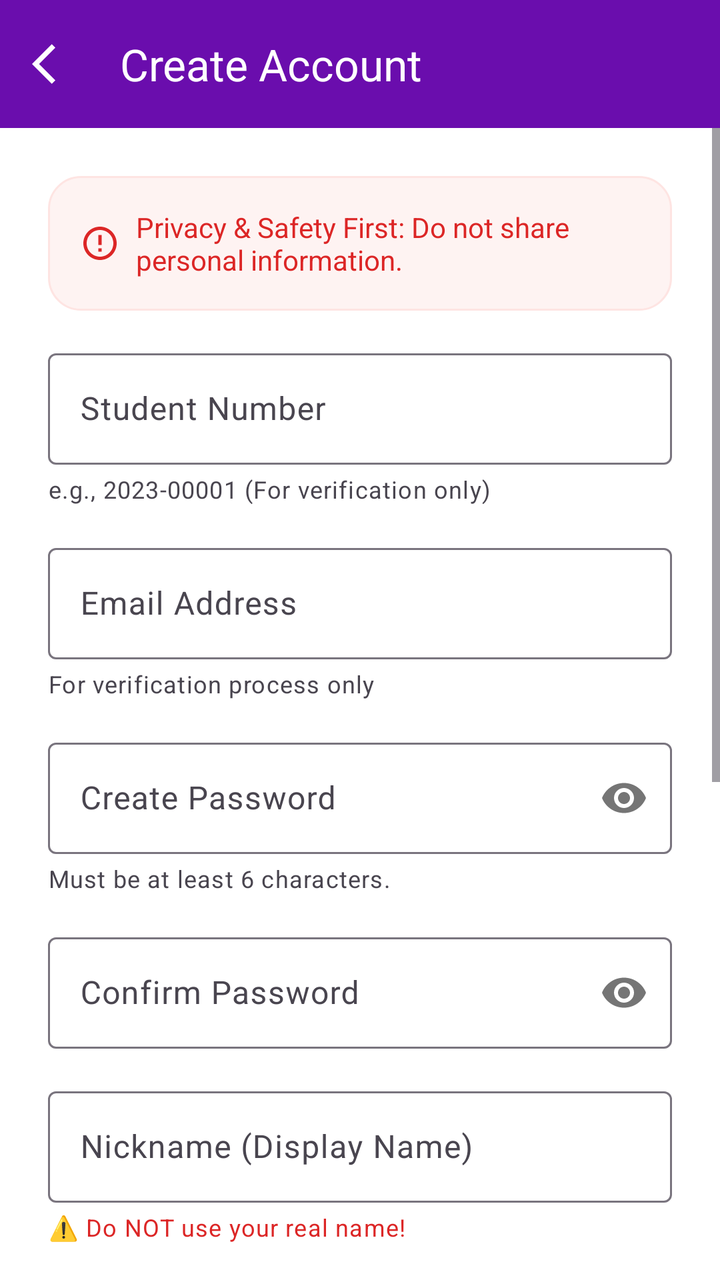
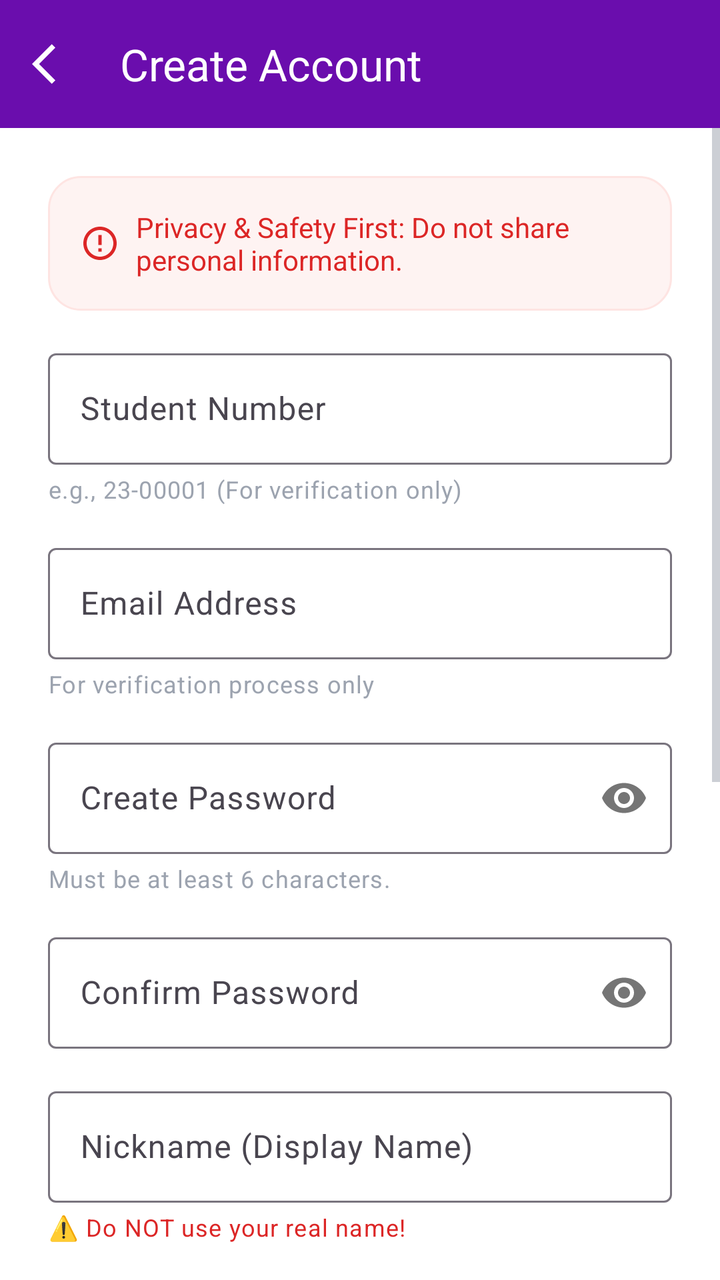

An Android layout rendered at two revisions. The XML below is the earlier revision; the diff shows what the commit changed to produce the second picture.
<!-- AndroidManifest.xml: application theme AppTheme -->
<!-- res/layout/activity_student_signup.xml -->
<?xml version="1.0" encoding="utf-8"?>
<LinearLayout xmlns:android="http://schemas.android.com/apk/res/android"
    xmlns:app="http://schemas.android.com/apk/res-auto"
    xmlns:tools="http://schemas.android.com/tools"
    android:layout_width="match_parent"
    android:layout_height="match_parent"
    android:background="@color/pure_white"
    android:orientation="vertical"
    tools:context=".StudentSignUpActivity">

    <com.google.android.material.appbar.MaterialToolbar
        android:id="@+id/toolbar"
        android:layout_width="match_parent"
        android:layout_height="wrap_content"
        android:background="@color/deep_purple"
        app:navigationIcon="@drawable/ic_arrow_back"
        app:navigationIconTint="@color/pure_white"
        app:title="@string/create_account"
        app:titleTextColor="@color/pure_white" />

    <ScrollView
        android:layout_width="match_parent"
        android:layout_height="match_parent">

        <LinearLayout
            android:layout_width="match_parent"
            android:layout_height="wrap_content"
            android:orientation="vertical"
            android:padding="24dp">

            
            <LinearLayout
                android:layout_width="match_parent"
                android:layout_height="wrap_content"
                android:background="@drawable/bg_alert_box"
                android:gravity="center_vertical"
                android:orientation="horizontal"
                android:padding="16dp">

                <ImageView
                    android:layout_width="20dp"
                    android:layout_height="20dp"
                    android:layout_marginEnd="8dp"
                    android:src="@drawable/ic_alert_error"
                    app:tint="@color/warning_text"
                    android:contentDescription="@string/icon_description_warning"/>

                <TextView
                    android:layout_width="wrap_content"
                    android:layout_height="wrap_content"
                    android:text="@string/signup_privacy_warning"
                    android:textColor="@color/warning_text"
                    android:textSize="14sp" />
            </LinearLayout>

            
            <com.google.android.material.textfield.TextInputLayout
                style="@style/Widget.Material3.TextInputLayout.OutlinedBox"
                android:layout_width="match_parent"
                android:layout_height="wrap_content"
                android:layout_marginTop="16dp"
                android:hint="@string/student_number">

                <com.google.android.material.textfield.TextInputEditText
                    android:id="@+id/inputStudentNumber"
                    android:layout_width="match_parent"
                    android:layout_height="wrap_content"
                    android:inputType="text"
                    android:minHeight="48dp" />
            </com.google.android.material.textfield.TextInputLayout>

            <TextView
                style="@style/TextAppearance.MaterialComponents.Caption"
                android:layout_width="wrap_content"
                android:layout_height="wrap_content"
                android:layout_marginTop="4dp"
                android:text="@string/signup_student_number_guide" />

            
            <com.google.android.material.textfield.TextInputLayout
                style="@style/Widget.Material3.TextInputLayout.OutlinedBox"
                android:layout_width="match_parent"
                android:layout_height="wrap_content"
                android:layout_marginTop="16dp"
                android:hint="Email Address">

                <com.google.android.material.textfield.TextInputEditText
                    android:id="@+id/inputEmail"
                    android:layout_width="match_parent"
                    android:layout_height="wrap_content"
                    android:inputType="textEmailAddress"
                    android:minHeight="48dp" />
            </com.google.android.material.textfield.TextInputLayout>

            <TextView
                style="@style/TextAppearance.MaterialComponents.Caption"
                android:layout_width="wrap_content"
                android:layout_height="wrap_content"
                android:layout_marginTop="4dp"
                android:text="For verification process only" />

            
            <com.google.android.material.textfield.TextInputLayout
                style="@style/Widget.Material3.TextInputLayout.OutlinedBox"
                android:layout_width="match_parent"
                android:layout_height="wrap_content"
                android:layout_marginTop="16dp"
                android:hint="@string/create_password"
                app:passwordToggleEnabled="true">

                <com.google.android.material.textfield.TextInputEditText
                    android:id="@+id/inputPassword"
                    android:layout_width="match_parent"
                    android:layout_height="wrap_content"
                    android:inputType="textPassword"
                    android:minHeight="48dp" />
            </com.google.android.material.textfield.TextInputLayout>

            <TextView
                style="@style/TextAppearance.MaterialComponents.Caption"
                android:layout_width="wrap_content"
                android:layout_height="wrap_content"
                android:layout_marginTop="4dp"
                android:text="@string/signup_password_guide" />

            
            <com.google.android.material.textfield.TextInputLayout
                style="@style/Widget.Material3.TextInputLayout.OutlinedBox"
                android:layout_width="match_parent"
                android:layout_height="wrap_content"
                android:layout_marginTop="16dp"
                android:hint="@string/confirm_password"
                app:passwordToggleEnabled="true">

                <com.google.android.material.textfield.TextInputEditText
                    android:id="@+id/inputConfirmPassword"
                    android:layout_width="match_parent"
                    android:layout_height="wrap_content"
                    android:inputType="textPassword"/>
            </com.google.android.material.textfield.TextInputLayout>

            
            <com.google.android.material.textfield.TextInputLayout
                style="@style/Widget.Material3.TextInputLayout.OutlinedBox"
                android:layout_width="match_parent"
                android:layout_height="wrap_content"
                android:layout_marginTop="16dp"
                android:hint="@string/nickname_display_name">

                <com.google.android.material.textfield.TextInputEditText
                    android:id="@+id/inputNickname"
                    android:layout_width="match_parent"
                    android:layout_height="wrap_content"
                    android:inputType="text" />
            </com.google.android.material.textfield.TextInputLayout>

            <TextView
                style="@style/TextAppearance.MaterialComponents.Caption"
                android:layout_width="wrap_content"
                android:layout_height="wrap_content"
                android:layout_marginTop="4dp"
                android:text="@string/signup_nickname_warning"
                android:textColor="@color/warning_text" />

            
            <com.google.android.material.textfield.TextInputLayout
                style="@style/Widget.Material3.TextInputLayout.OutlinedBox.ExposedDropdownMenu"
                android:layout_width="match_parent"
                android:layout_height="wrap_content"
                android:layout_marginTop="16dp"
                android:hint="@string/year_level">

                <AutoCompleteTextView
                    android:id="@+id/inputYearLevel"
                    android:layout_width="match_parent"
                    android:layout_height="wrap_content"
                    android:inputType="none"/>
            </com.google.android.material.textfield.TextInputLayout>

            <TextView
                style="@style/TextAppearance.MaterialComponents.Caption"
                android:layout_width="wrap_content"
                android:layout_height="wrap_content"
                android:layout_marginTop="4dp"
                android:text="@string/signup_year_level_guide" />

            
            <com.google.android.material.textfield.TextInputLayout
                style="@style/Widget.Material3.TextInputLayout.OutlinedBox"
                android:layout_width="match_parent"
                android:layout_height="wrap_content"
                android:layout_marginTop="16dp"
                android:hint="@string/interests_comma_separated">

                <com.google.android.material.textfield.TextInputEditText
                    android:id="@+id/inputInterests"
                    android:layout_width="match_parent"
                    android:layout_height="wrap_content"
                    android:inputType="text" />
            </com.google.android.material.textfield.TextInputLayout>

            <TextView
                style="@style/TextAppearance.MaterialComponents.Caption"
                android:layout_width="wrap_content"
                android:layout_height="wrap_content"
                android:layout_marginTop="4dp"
                android:text="@string/signup_interests_guide" />

            
            <TextView
                android:layout_width="match_parent"
                android:layout_height="wrap_content"
                android:layout_marginTop="24dp"
                android:background="@drawable/bg_avatar_warning"
                android:padding="12dp"
                android:text="@string/next_step_warning"
                android:textColor="@color/text_primary"
                android:textSize="14sp" />

            
            <LinearLayout
                android:layout_width="match_parent"
                android:layout_height="wrap_content"
                android:layout_marginTop="24dp"
                android:gravity="center_vertical"
                android:orientation="horizontal">

                <com.google.android.material.checkbox.MaterialCheckBox
                    android:id="@+id/checkboxPrivacy"
                    android:layout_width="wrap_content"
                    android:layout_height="wrap_content"
                    android:minHeight="48dp" />

                <TextView
                    android:id="@+id/textPrivacyPolicyLink"
                    android:layout_width="wrap_content"
                    android:layout_height="wrap_content"
                    android:text="@string/privacy_agreement_part_1"
                    android:textColor="@color/text_secondary"
                    android:textSize="12sp" />

                <TextView
                    android:id="@+id/textPrivacyPolicyLinkClickable"
                    android:layout_width="wrap_content"
                    android:layout_height="wrap_content"
                    android:layout_marginStart="4dp"
                    android:clickable="true"
                    android:focusable="true"
                    android:text="@string/privacy_agreement_part_2"
                    android:textColor="@color/deep_purple"
                    android:textSize="12sp"
                    android:textStyle="bold" />
            </LinearLayout>

            <com.google.android.material.button.MaterialButton
                android:id="@+id/buttonContinue"
                style="@style/PrimaryButton"
                android:layout_width="match_parent"
                android:layout_height="wrap_content"
                android:layout_marginTop="24dp"
                android:text="@string/continue_to_upload_photos"
                android:textAllCaps="false" />
        </LinearLayout>
    </ScrollView>
</LinearLayout>
<!-- resources referenced by this layout -->
<resources>
  <color name="deep_purple">#6A0DAD</color>
  <color name="pure_white">#FFFFFF</color>
  <color name="text_primary">@color/soft_black</color>
  <color name="text_secondary">@color/inactive_gray</color>
  <color name="warning_text">#DC2626</color>
  <!-- drawable bg_alert_box (drawable) -->
  <?xml version="1.0" encoding="utf-8"?>
  <shape xmlns:android="http://schemas.android.com/apk/res/android"
      android:shape="rectangle">
      <solid android:color="#FEF3F2" />
      <stroke android:width="1dp" android:color="#FEE4E2" />
      <corners android:radius="16dp" />
  </shape>
  <!-- drawable bg_avatar_warning (drawable) -->
  <?xml version="1.0" encoding="utf-8"?>
  <shape xmlns:android="http://schemas.android.com/apk/res/android"
      android:shape="rectangle">
      <solid android:color="#F3E5F5" />
      <stroke android:width="1dp" android:color="#C9A4F8" />
      <corners android:radius="16dp" />
  </shape>
  <!-- drawable ic_arrow_back (drawable) -->
  <vector xmlns:android="http://schemas.android.com/apk/res/android" android:autoMirrored="true" android:height="24dp" android:tint="#000000" android:viewportHeight="24" android:viewportWidth="24" android:width="24dp">
        
      <path android:fillColor="@android:color/white" android:pathData="M11.67,3.87L9.9,2.1 0,12l9.9,9.9 1.77,-1.77L3.54,12z"/>
      
  </vector>
  <string name="confirm_password">Confirm Password</string>
  <string name="continue_to_upload_photos">Continue to Upload Photos</string>
  <string name="create_account">Create Account</string>
  <string name="create_password">Create Password</string>
  <string name="icon_description_warning">Warning Icon</string>
  <string name="interests_comma_separated">Interests (comma separated)</string>
  <string name="next_step_warning">🔒 Next Step: You will upload verification photos.</string>
  <string name="nickname_display_name">Nickname (Display Name)</string>
  <string name="privacy_agreement_part_1">I agree to the </string>
  <string name="privacy_agreement_part_2">Privacy Rules and Guidelines.</string>
  <string name="signup_interests_guide">e.g., Gaming, Sports, Studies</string>
  <string name="signup_nickname_warning">⚠️ Do NOT use your real name!</string>
  <string name="signup_password_guide">Must be at least 6 characters.</string>
  <string name="signup_privacy_warning">Privacy &amp; Safety First: Do not share personal information.</string>
  <string name="signup_student_number_guide">e.g., 2023-00001 (For verification only)</string>
  <string name="signup_year_level_guide">Note: Can only be changed once per year.</string>
  <string name="student_number">Student Number</string>
  <string name="year_level">Year Level</string>
  <style name="AppTheme" parent="Theme.Material3.DayNight.NoActionBar">
          
          <item name="colorPrimary">@color/deep_purple</item>
          <item name="colorPrimaryVariant">@color/deep_purple_dark</item>
          <item name="colorOnPrimary">@color/text_on_primary</item>
  
          
          <item name="android:statusBarColor">@color/deep_purple</item>
          <item name="android:navigationBarColor">@color/deep_purple_dark</item>
  
          
          <item name="android:windowTranslucentNavigation">true</item>
          <item name="android:windowTranslucentStatus">true</item>
          <item name="android:windowFullscreen">true</item>
  
          
          <item name="android:windowBackground">@color/pure_white</item>
          <item name="android:textColorPrimary">@color/text_primary</item>
  
          
          <item name="android:forceDarkAllowed">true</item>
      </style>
  <color name="soft_black">#1a1a1a</color>
  <color name="inactive_gray">#9CA3AF</color>
  <color name="deep_purple_dark">#5A0B92</color>
  <color name="text_on_primary">@color/pure_white</color>
  <!-- unchanged entries left out for length: 2 -->
</resources>

<!-- the commit's change to res/layout/activity_student_signup.xml (unified diff, before → after) -->
@@ -28,7 +28,6 @@
             android:orientation="vertical"
             android:padding="24dp">
 
-            
             <LinearLayout
                 android:layout_width="match_parent"
                 android:layout_height="wrap_content"
@@ -53,7 +52,6 @@
                     android:textSize="14sp" />
             </LinearLayout>
 
-            
             <com.google.android.material.textfield.TextInputLayout
                 style="@style/Widget.Material3.TextInputLayout.OutlinedBox"
                 android:layout_width="match_parent"
@@ -76,7 +74,6 @@
                 android:layout_marginTop="4dp"
                 android:text="@string/signup_student_number_guide" />
 
-            
             <com.google.android.material.textfield.TextInputLayout
                 style="@style/Widget.Material3.TextInputLayout.OutlinedBox"
                 android:layout_width="match_parent"
@@ -99,7 +96,6 @@
                 android:layout_marginTop="4dp"
                 android:text="For verification process only" />
 
-            
             <com.google.android.material.textfield.TextInputLayout
                 style="@style/Widget.Material3.TextInputLayout.OutlinedBox"
                 android:layout_width="match_parent"
@@ -123,7 +119,6 @@
                 android:layout_marginTop="4dp"
                 android:text="@string/signup_password_guide" />
 
-            
             <com.google.android.material.textfield.TextInputLayout
                 style="@style/Widget.Material3.TextInputLayout.OutlinedBox"
                 android:layout_width="match_parent"
@@ -139,7 +134,6 @@
                     android:inputType="textPassword"/>
             </com.google.android.material.textfield.TextInputLayout>
 
-            
             <com.google.android.material.textfield.TextInputLayout
                 style="@style/Widget.Material3.TextInputLayout.OutlinedBox"
                 android:layout_width="match_parent"
@@ -162,7 +156,6 @@
                 android:text="@string/signup_nickname_warning"
                 android:textColor="@color/warning_text" />
 
-            
             <com.google.android.material.textfield.TextInputLayout
                 style="@style/Widget.Material3.TextInputLayout.OutlinedBox.ExposedDropdownMenu"
                 android:layout_width="match_parent"
@@ -184,7 +177,6 @@
                 android:layout_marginTop="4dp"
                 android:text="@string/signup_year_level_guide" />
 
-            
             <com.google.android.material.textfield.TextInputLayout
                 style="@style/Widget.Material3.TextInputLayout.OutlinedBox"
                 android:layout_width="match_parent"
@@ -206,7 +198,6 @@
                 android:layout_marginTop="4dp"
                 android:text="@string/signup_interests_guide" />
 
-            
             <TextView
                 android:layout_width="match_parent"
                 android:layout_height="wrap_content"
@@ -217,7 +208,6 @@
                 android:textColor="@color/text_primary"
                 android:textSize="14sp" />
 
-            
             <LinearLayout
                 android:layout_width="match_parent"
                 android:layout_height="wrap_content"
<!-- resource entries referenced after the edit -->
@@ -41,36 +41,31 @@
   <string name="signup_nickname_warning">⚠️ Do NOT use your real name!</string>
   <string name="signup_password_guide">Must be at least 6 characters.</string>
   <string name="signup_privacy_warning">Privacy &amp; Safety First: Do not share personal information.</string>
-  <string name="signup_student_number_guide">e.g., 2023-00001 (For verification only)</string>
+  <string name="signup_student_number_guide">e.g., 23-00001 (For verification only)</string>
   <string name="signup_year_level_guide">Note: Can only be changed once per year.</string>
   <string name="student_number">Student Number</string>
   <string name="year_level">Year Level</string>
   <style name="AppTheme" parent="Theme.Material3.DayNight.NoActionBar">
           
           <item name="colorPrimary">@color/deep_purple</item>
-          <item name="colorPrimaryVariant">@color/deep_purple_dark</item>
-          <item name="colorOnPrimary">@color/text_on_primary</item>
+          <item name="colorOnPrimary">@color/pure_white</item>
+  
+          
+          <item name="colorSurface">@color/background</item>
+          <item name="colorOnSurface">@color/text_primary</item>
   
           
           <item name="android:statusBarColor">@color/deep_purple</item>
-          <item name="android:navigationBarColor">@color/deep_purple_dark</item>
-  
-          
-          <item name="android:windowTranslucentNavigation">true</item>
-          <item name="android:windowTranslucentStatus">true</item>
           <item name="android:windowFullscreen">true</item>
   
           
-          <item name="android:windowBackground">@color/pure_white</item>
-          <item name="android:textColorPrimary">@color/text_primary</item>
-  
-          
-          <item name="android:forceDarkAllowed">true</item>
+          <item name="android:windowBackground">?attr/colorSurface</item>
+          <item name="android:textColorPrimary">?attr/colorOnSurface</item>
+          <item name="android:textColorSecondary">@color/text_secondary</item>
       </style>
   <color name="soft_black">#1a1a1a</color>
   <color name="inactive_gray">#9CA3AF</color>
-  <color name="deep_purple_dark">#5A0B92</color>
-  <color name="text_on_primary">@color/pure_white</color>
+  <color name="background">@color/pure_white</color>
   <!-- unchanged entries left out for length: 2 -->
 </resources>
 
